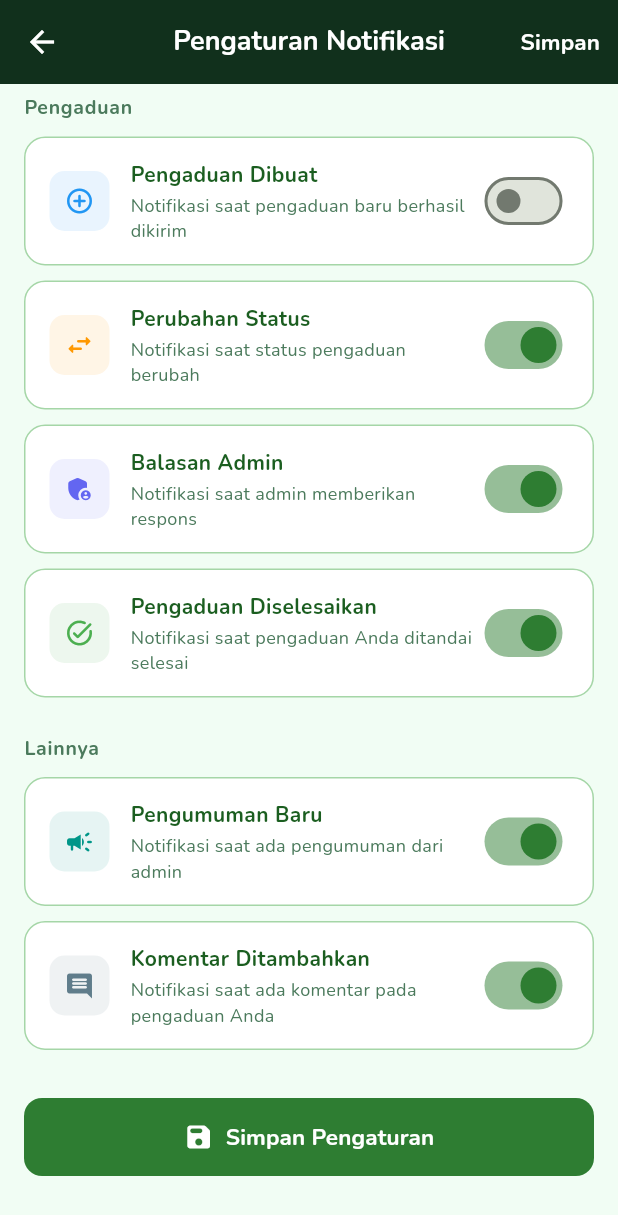
After one commit to Mifta24/mypengaduan_app, a Flutter app: the NotificationSettingsScreen screen opened directly, scrolled down 245 dp, after a tap on "Pengaduan Dibuat", on a phone screen of 412 x 824 dp. The commit adds this screen. Shown: the top 1215 px of the screen. Run offline on Flutter 3.47's test engine with Material 3 defaults, Android fonts, the phone set to English and light mode, and no system bars; our stand-ins replace cached_network_image, dio, file_picker, firebase_core, firebase_messaging, flutter_local_notifications and 7 more; missing offline and left inert: excel; accounts and stored records are empty.

Commit message:
feat: add notification settings screen and integrate with notification service

```diff
--- /dev/null
+++ b/lib/screens/notifications/notification_settings_screen.dart
@@ -0,0 +1,431 @@
+import 'package:flutter/material.dart';
+import 'package:google_fonts/google_fonts.dart';
+import '../../services/notification_service.dart';
+import '../../services/auth_service.dart';
+import '../../theme/app_theme.dart';
+
+class NotificationSettingsScreen extends StatefulWidget {
+  const NotificationSettingsScreen({super.key});
+
+  @override
+  State<NotificationSettingsScreen> createState() =>
+      _NotificationSettingsScreenState();
+}
+
+class _NotificationSettingsScreenState
+    extends State<NotificationSettingsScreen> {
+  late final NotificationService _service;
+
+  bool _isLoading = true;
+  bool _isSaving = false;
+  String? _errorMessage;
+
+  // Settings state
+  bool _allNotifications = true;
+  bool _complaintCreated = true;
+  bool _statusChanged = true;
+  bool _adminResponse = true;
+  bool _complaintResolved = true;
+  bool _announcementCreated = true;
+  bool _commentAdded = true;
+
+  @override
+  void initState() {
+    super.initState();
+    _service = NotificationService(AuthService());
+    _loadSettings();
+  }
+
+  Future<void> _loadSettings() async {
+    setState(() {
+      _isLoading = true;
+      _errorMessage = null;
+    });
+
+    try {
+      final data = await _service.getNotificationSettings();
+      if (data != null && mounted) {
+        final settings = data['data'] ?? data;
+        setState(() {
+          _complaintCreated = _parseBool(settings['complaint_created'], true);
+          _statusChanged = _parseBool(settings['complaint_status_changed'], true);
+          _adminResponse = _parseBool(settings['admin_response'], true);
+          _complaintResolved = _parseBool(settings['complaint_resolved'], true);
+          _announcementCreated =
+              _parseBool(settings['announcement_created'], true);
+          _commentAdded = _parseBool(settings['comment_added'], true);
+          _updateAllToggle();
+        });
+      }
+    } catch (_) {
+      if (mounted) {
+        setState(() => _errorMessage = 'Gagal memuat pengaturan notifikasi.');
+      }
+    } finally {
+      if (mounted) setState(() => _isLoading = false);
+    }
+  }
+
+  void _updateAllToggle() {
+    _allNotifications = _complaintCreated &&
+        _statusChanged &&
+        _adminResponse &&
+        _complaintResolved &&
+        _announcementCreated &&
+        _commentAdded;
+  }
+
+  void _toggleAll(bool value) {
+    setState(() {
+      _allNotifications = value;
+      _complaintCreated = value;
+      _statusChanged = value;
+      _adminResponse = value;
+      _complaintResolved = value;
+      _announcementCreated = value;
+      _commentAdded = value;
+    });
+  }
+
+  Future<void> _saveSettings() async {
+    setState(() => _isSaving = true);
+    final success = await _service.updateNotificationSettings({
+      'complaint_created': _complaintCreated,
+      'complaint_status_changed': _statusChanged,
+      'admin_response': _adminResponse,
+      'complaint_resolved': _complaintResolved,
+      'announcement_created': _announcementCreated,
+      'comment_added': _commentAdded,
+    });
+
+    if (!mounted) return;
+    setState(() => _isSaving = false);
+
+    ScaffoldMessenger.of(context).showSnackBar(
+      SnackBar(
+        content: Text(
+          success
+              ? 'Pengaturan notifikasi berhasil disimpan'
+              : 'Gagal menyimpan pengaturan',
+          style: GoogleFonts.nunito(),
+        ),
+        backgroundColor: success ? AppTheme.primary : Colors.red,
+        behavior: SnackBarBehavior.floating,
+        shape: RoundedRectangleBorder(borderRadius: BorderRadius.circular(10)),
+      ),
+    );
+  }
+
+  bool _parseBool(dynamic value, bool fallback) {
+    if (value == null) return fallback;
+    if (value is bool) return value;
+    if (value is int) return value == 1;
+    if (value is String) {
+      return value == '1' || value.toLowerCase() == 'true';
+    }
+    return fallback;
+  }
+
+  @override
+  Widget build(BuildContext context) {
+    return Scaffold(
+      backgroundColor: AppTheme.surface,
+      appBar: AppBar(
+        backgroundColor: AppTheme.bgDark,
+        foregroundColor: Colors.white,
+        elevation: 0,
+        title: Text(
+          'Pengaturan Notifikasi',
+          style: GoogleFonts.nunito(
+              fontSize: 18, fontWeight: FontWeight.w700, color: Colors.white),
+        ),
+        actions: [
+          if (!_isLoading)
+            TextButton(
+              onPressed: _isSaving ? null : _saveSettings,
+              child: _isSaving
+                  ? const SizedBox(
+                      width: 18,
+                      height: 18,
+                      child: CircularProgressIndicator(
+                          strokeWidth: 2, color: Colors.white),
+                    )
+                  : Text(
+                      'Simpan',
+                      style: GoogleFonts.nunito(
+                          fontWeight: FontWeight.w700,
+                          color: Colors.white,
+                          fontSize: 15),
+                    ),
+            ),
+        ],
+      ),
+      body: _isLoading
+          ? const Center(
+              child: CircularProgressIndicator(color: AppTheme.primary))
+          : _errorMessage != null
+              ? _buildError()
+              : _buildContent(),
+    );
+  }
+
+  Widget _buildError() {
+    return Center(
+      child: Padding(
+        padding: const EdgeInsets.all(32),
+        child: Column(
+          mainAxisSize: MainAxisSize.min,
+          children: [
+            Icon(Icons.wifi_off_rounded, size: 56, color: Colors.grey.shade300),
+            const SizedBox(height: 16),
+            Text(_errorMessage!,
+                style: GoogleFonts.nunito(
+                    fontSize: 15, color: AppTheme.textSecondary),
+                textAlign: TextAlign.center),
+            const SizedBox(height: 24),
+            ElevatedButton.icon(
+              onPressed: _loadSettings,
+              icon: const Icon(Icons.refresh_rounded),
+              label: Text('Coba Lagi',
+                  style: GoogleFonts.nunito(fontWeight: FontWeight.w700)),
+              style: ElevatedButton.styleFrom(
+                backgroundColor: AppTheme.primary,
+                foregroundColor: Colors.white,
+                shape: RoundedRectangleBorder(
+                    borderRadius: BorderRadius.circular(12)),
+              ),
+            ),
+          ],
+        ),
+      ),
+    );
+  }
+
+  Widget _buildContent() {
+    return SingleChildScrollView(
+      padding: const EdgeInsets.fromLTRB(16, 20, 16, 40),
+      child: Column(
+        crossAxisAlignment: CrossAxisAlignment.start,
+        children: [
+          // Info banner
+          Container(
+            padding: const EdgeInsets.all(14),
+            decoration: BoxDecoration(
+              color: AppTheme.primary.withValues(alpha: 0.08),
+              borderRadius: BorderRadius.circular(12),
+              border: Border.all(
+                  color: AppTheme.primary.withValues(alpha: 0.2)),
+            ),
+            child: Row(
+              children: [
+                Icon(Icons.info_outline_rounded,
+                    color: AppTheme.primary, size: 20),
+                const SizedBox(width: 10),
+                Expanded(
+                  child: Text(
+                    'Atur jenis notifikasi yang ingin Anda terima. Perubahan berlaku setelah disimpan.',
+                    style: GoogleFonts.nunito(
+                        fontSize: 13, color: AppTheme.primary),
+                  ),
+                ),
+              ],
+            ),
+          ),
+          const SizedBox(height: 24),
+
+          // Master toggle
+          _buildSectionLabel('Umum'),
+          const SizedBox(height: 10),
+          _buildToggleCard(
+            icon: Icons.notifications_active_rounded,
+            iconColor: AppTheme.primary,
+            title: 'Semua Notifikasi',
+            subtitle: 'Aktifkan atau nonaktifkan semua notifikasi sekaligus',
+            value: _allNotifications,
+            onChanged: _toggleAll,
+          ),
+          const SizedBox(height: 24),
+
+          // Complaint notifications
+          _buildSectionLabel('Pengaduan'),
+          const SizedBox(height: 10),
+          _buildToggleCard(
+            icon: Icons.add_circle_outline_rounded,
+            iconColor: Colors.blue,
+            title: 'Pengaduan Dibuat',
+            subtitle: 'Notifikasi saat pengaduan baru berhasil dikirim',
+            value: _complaintCreated,
+            onChanged: (v) => setState(() {
+              _complaintCreated = v;
+              _updateAllToggle();
+            }),
+          ),
+          const SizedBox(height: 10),
+          _buildToggleCard(
+            icon: Icons.swap_horiz_rounded,
+            iconColor: Colors.orange,
+            title: 'Perubahan Status',
+            subtitle: 'Notifikasi saat status pengaduan berubah',
+            value: _statusChanged,
+            onChanged: (v) => setState(() {
+              _statusChanged = v;
+              _updateAllToggle();
+            }),
+          ),
+          const SizedBox(height: 10),
+          _buildToggleCard(
+            icon: Icons.admin_panel_settings_rounded,
+            iconColor: const Color(0xFF6366F1),
+            title: 'Balasan Admin',
+            subtitle: 'Notifikasi saat admin memberikan respons',
+            value: _adminResponse,
+            onChanged: (v) => setState(() {
+              _adminResponse = v;
+              _updateAllToggle();
+            }),
+          ),
+          const SizedBox(height: 10),
+          _buildToggleCard(
+            icon: Icons.task_alt_rounded,
+            iconColor: Colors.green,
+            title: 'Pengaduan Diselesaikan',
+            subtitle: 'Notifikasi saat pengaduan Anda ditandai selesai',
+            value: _complaintResolved,
+            onChanged: (v) => setState(() {
+              _complaintResolved = v;
+              _updateAllToggle();
+            }),
+          ),
+          const SizedBox(height: 24),
+
+          // Other notifications
+          _buildSectionLabel('Lainnya'),
+          const SizedBox(height: 10),
+          _buildToggleCard(
+            icon: Icons.campaign_rounded,
+            iconColor: Colors.teal,
+            title: 'Pengumuman Baru',
+            subtitle: 'Notifikasi saat ada pengumuman dari admin',
+            value: _announcementCreated,
+            onChanged: (v) => setState(() {
+              _announcementCreated = v;
+              _updateAllToggle();
+            }),
+          ),
+          const SizedBox(height: 10),
+          _buildToggleCard(
+            icon: Icons.comment_rounded,
+            iconColor: Colors.blueGrey,
+            title: 'Komentar Ditambahkan',
+            subtitle: 'Notifikasi saat ada komentar pada pengaduan Anda',
+            value: _commentAdded,
+            onChanged: (v) => setState(() {
+              _commentAdded = v;
+              _updateAllToggle();
+            }),
+          ),
+          const SizedBox(height: 32),
+
+          // Save button
+          SizedBox(
+            width: double.infinity,
+            height: 52,
+            child: ElevatedButton.icon(
+              onPressed: _isSaving ? null : _saveSettings,
+              icon: _isSaving
+                  ? const SizedBox(
+                      width: 18,
+                      height: 18,
+                      child: CircularProgressIndicator(
+                          strokeWidth: 2, color: Colors.white),
+                    )
+                  : const Icon(Icons.save_rounded, size: 20),
+              label: Text(
+                _isSaving ? 'Menyimpan...' : 'Simpan Pengaturan',
+                style: GoogleFonts.nunito(
+                    fontSize: 15, fontWeight: FontWeight.w700),
+              ),
+              style: ElevatedButton.styleFrom(
+                backgroundColor: AppTheme.primary,
+                foregroundColor: Colors.white,
+                elevation: 0,
+                shape: RoundedRectangleBorder(
+                    borderRadius: BorderRadius.circular(12)),
+              ),
+            ),
+          ),
+        ],
+      ),
+    );
+  }
+
+  Widget _buildSectionLabel(String label) {
+    return Text(
+      label,
+      style: GoogleFonts.nunito(
+          fontSize: 13,
+          fontWeight: FontWeight.w700,
+          color: AppTheme.textSecondary,
+          letterSpacing: 0.5),
+    );
+  }
+
+  Widget _buildToggleCard({
+    required IconData icon,
+    required Color iconColor,
+    required String title,
+    required String subtitle,
+    required bool value,
+    required ValueChanged<bool> onChanged,
+  }) {
+    return Container(
+      decoration: BoxDecoration(
+        color: Colors.white,
+        borderRadius: BorderRadius.circular(14),
+        border: Border.all(color: AppTheme.border),
+      ),
+      child: InkWell(
+        onTap: () => onChanged(!value),
+        borderRadius: BorderRadius.circular(14),
+        child: Padding(
+          padding: const EdgeInsets.symmetric(horizontal: 16, vertical: 14),
+          child: Row(
+            children: [
+              Container(
+                width: 40,
+                height: 40,
+                decoration: BoxDecoration(
+                  color: iconColor.withValues(alpha: 0.1),
+                  borderRadius: BorderRadius.circular(10),
+                ),
+                child: Icon(icon, size: 20, color: iconColor),
+              ),
+              const SizedBox(width: 14),
+              Expanded(
+                child: Column(
+                  crossAxisAlignment: CrossAxisAlignment.start,
+                  children: [
+                    Text(title,
+                        style: GoogleFonts.nunito(
+                            fontSize: 14,
+                            fontWeight: FontWeight.w700,
+                            color: AppTheme.textPrimary)),
+                    const SizedBox(height: 2),
+                    Text(subtitle,
+                        style: GoogleFonts.nunito(
+                            fontSize: 12, color: AppTheme.textSecondary)),
+                  ],
+                ),
+              ),
+              Switch(
+                value: value,
+                onChanged: onChanged,
+                activeColor: AppTheme.primary,
+              ),
+            ],
+          ),
+        ),
+      ),
+    );
+  }
+}
```
Also changed, not shown: lib/screens/profile/profile_screen.dart (+8 -0 lines), 1 other file.
